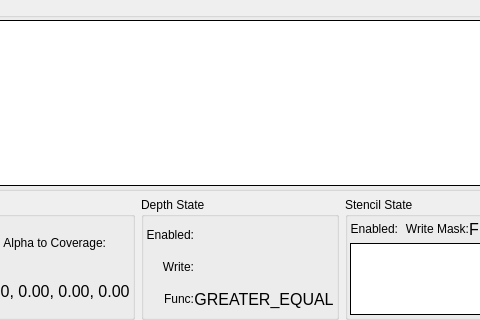
Old version of the form qrenderdoc/Windows/PipelineState/D3D12PipelineStateViewer.ui in the repository baldurk/renderdoc; both pictures show x 132 to 612 and y 254 to 574 of the 868 by 574 pixel window.
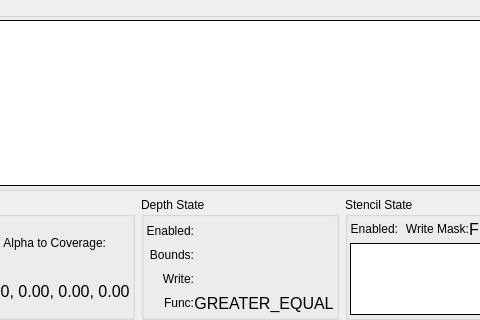
New version of the form. The open tabs and pages were chosen to show the change. Icons and pictures are not drawn. Custom widgets are drawn as their Qt base class.

```diff
--- a/qrenderdoc/Windows/PipelineState/D3D12PipelineStateViewer.ui
+++ b/qrenderdoc/Windows/PipelineState/D3D12PipelineStateViewer.ui
@@ -3256,6 +3256,37 @@
                <number>0</number>
               </property>
               <item row="1" column="0">
+               <widget class="QLabel" name="depthBoundsLabel">
+                <property name="text">
+                 <string>Bounds:</string>
+                </property>
+                <property name="alignment">
+                 <set>Qt::AlignRight|Qt::AlignTrailing|Qt::AlignVCenter</set>
+                </property>
+               </widget>
+              </item>
+              <item row="1" column="1">
+               <widget class="QLabel" name="depthBounds">
+                <property name="font">
+                 <font>
+                  <pointsize>12</pointsize>
+                 </font>
+                </property>
+                <property name="text">
+                 <string/>
+                </property>
+                <property name="pixmap">
+                 <pixmap resource="../../Resources/resources.qrc">:/cross.png</pixmap>
+                </property>
+                <property name="alignment">
+                 <set>Qt::AlignCenter</set>
+                </property>
+                <property name="margin">
+                 <number>4</number>
+                </property>
+               </widget>
+              </item>
+              <item row="2" column="0">
                <widget class="QLabel" name="depthWriteLabel">
                 <property name="text">
                  <string>Write:</string>
@@ -3265,7 +3296,7 @@
                 </property>
                </widget>
               </item>
-              <item row="2" column="0">
+              <item row="3" column="0">
                <widget class="QLabel" name="depthFuncLabel">
                 <property name="text">
                  <string>Func:</string>
@@ -3301,23 +3332,23 @@
                 </property>
                </widget>
               </item>
-              <item row="1" column="1">
-               <widget class="QLabel" name="depthWrite">
-                <property name="text">
-                 <string/>
-                </property>
-                <property name="pixmap">
-                 <pixmap resource="../../Resources/resources.qrc">:/cross.png</pixmap>
-                </property>
-                <property name="alignment">
-                 <set>Qt::AlignCenter</set>
-                </property>
-                <property name="margin">
-                 <number>4</number>
-                </property>
-               </widget>
-              </item>
               <item row="2" column="1">
+               <widget class="QLabel" name="depthWrite">
+                <property name="text">
+                 <string/>
+                </property>
+                <property name="pixmap">
+                 <pixmap resource="../../Resources/resources.qrc">:/cross.png</pixmap>
+                </property>
+                <property name="alignment">
+                 <set>Qt::AlignCenter</set>
+                </property>
+                <property name="margin">
+                 <number>4</number>
+                </property>
+               </widget>
+              </item>
+              <item row="3" column="1">
                <widget class="QLabel" name="depthFunc">
                 <property name="font">
                  <font>
```
